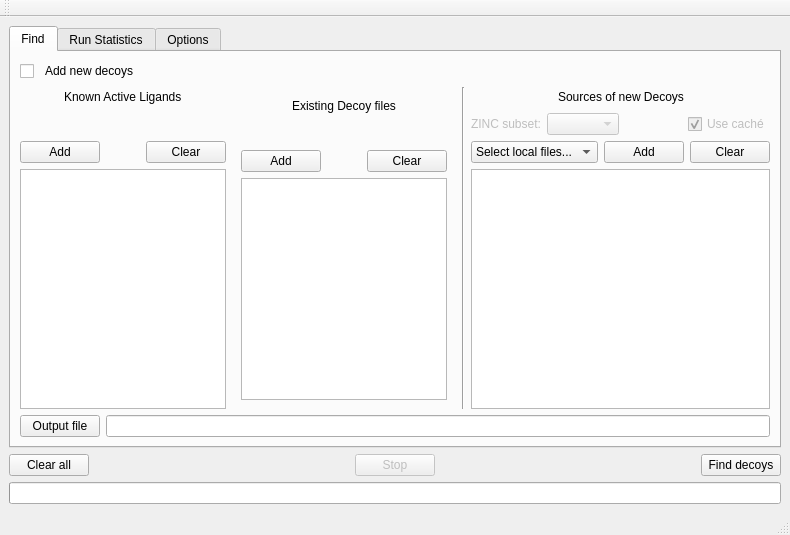
Before: the Qt Designer form MainWindow.ui in URV-cheminformatics/DecoyFinder, drawn with Qt 5.
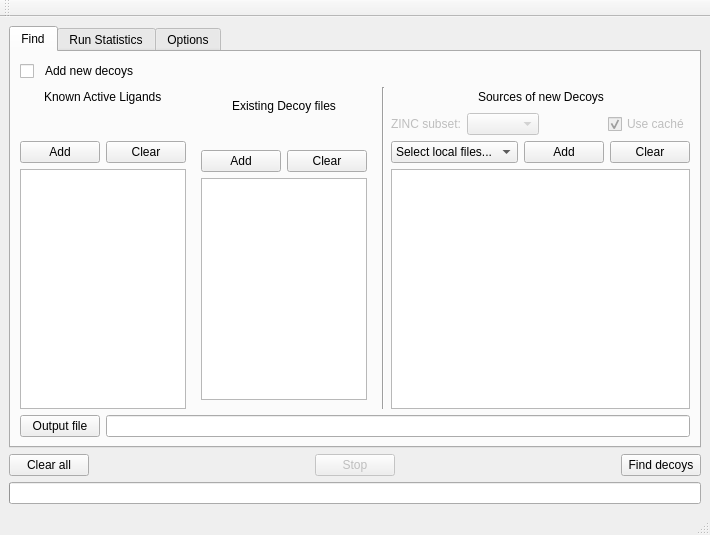
After: the same form once the commit is applied. Icons and pictures are not drawn.

What changed in the file:
```diff
--- a/MainWindow.ui
+++ b/MainWindow.ui
@@ -129,7 +129,7 @@
                  <enum>Qt::Horizontal</enum>
                 </property>
                 <property name="sizeType">
-                 <enum>QSizePolicy::Fixed</enum>
+                 <enum>QSizePolicy::Expanding</enum>
                 </property>
                 <property name="sizeHint" stdset="0">
                  <size>
@@ -252,7 +252,7 @@
                   <enum>Qt::Horizontal</enum>
                  </property>
                  <property name="sizeType">
-                  <enum>QSizePolicy::Fixed</enum>
+                  <enum>QSizePolicy::Expanding</enum>
                  </property>
                  <property name="sizeHint" stdset="0">
                   <size>
```
